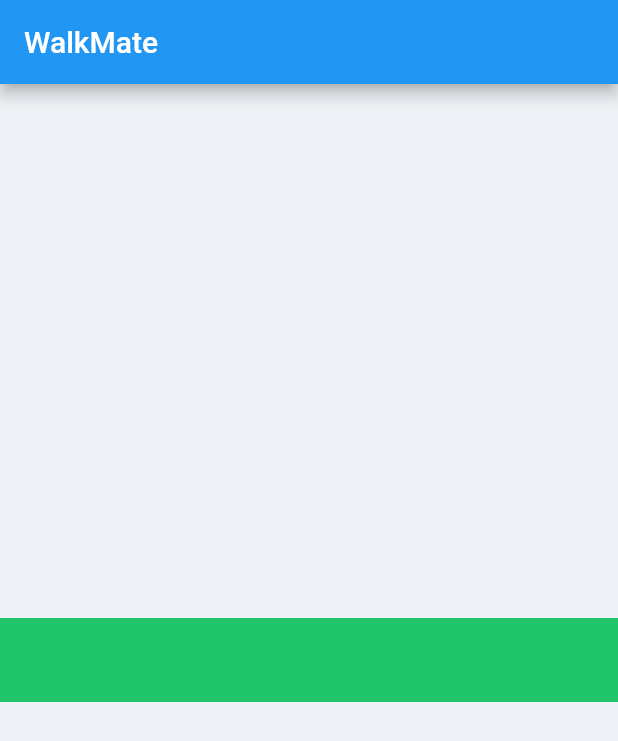
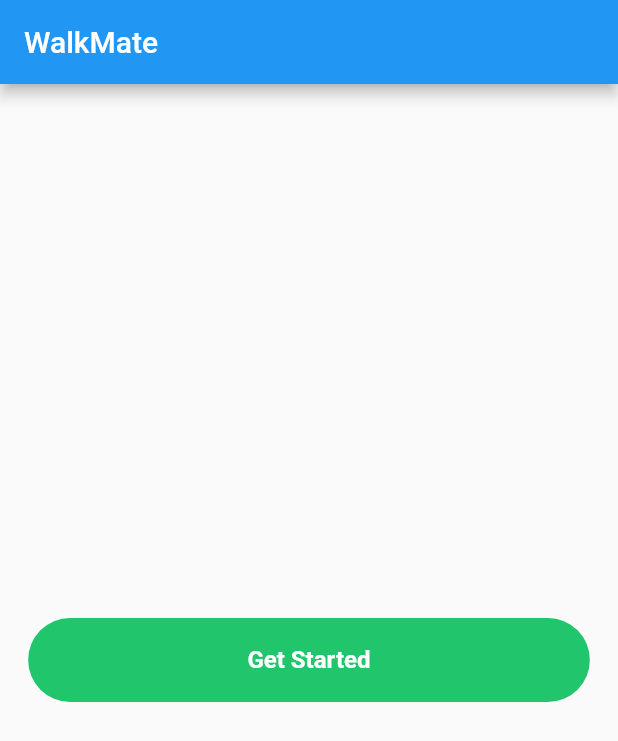
Before and after one commit to Rahat7288/Fitness-Tracker-, a Flutter app: the screen it shows after launch, on a phone screen of 412 x 824 dp. Shown: the top 741 px of the screen. Run offline on Flutter 3.47's test engine with Material 2 defaults, Android fonts, the phone set to English and light mode, and no system bars; Roboto replaces fonts that are missing (Manrope).

Commit message:
custom button 1 done

```diff
--- /dev/null
+++ b/lib/pages/home_page/home_layouts/home_mobile.dart
@@ -0,0 +1,17 @@
+import 'package:flutter/material.dart';
+
+import '../../../widgets/custom_button1.dart';
+
+class HomeMobile extends StatelessWidget {
+  const HomeMobile({super.key});
+
+  @override
+  Widget build(BuildContext context) {
+    return Scaffold(
+      appBar: AppBar(
+        title: Text('WalkMate'),
+      ),
+      body: Center(child: CustomButton1(context, 'Get Started')),
+    );
+  }
+}
--- /dev/null
+++ b/lib/pages/home_page/home_layouts/home_tab.dart
@@ -0,0 +1,16 @@
+import 'package:elo_task/widgets/custom_button1.dart';
+import 'package:flutter/material.dart';
+
+class HomeTabe extends StatelessWidget {
+  const HomeTabe({super.key});
+
+  @override
+  Widget build(BuildContext context) {
+    return Scaffold(
+      appBar: AppBar(
+        title: Text('WalkMate'),
+      ),
+      body: Center(child: CustomButton1(context, 'Get Started')),
+    );
+  }
+}
--- a/lib/pages/home_page/home_page.dart
+++ b/lib/pages/home_page/home_page.dart
@@ -1,4 +1,7 @@
 import 'package:elo_task/constants/custom_colors.dart';
+import 'package:elo_task/constants/resposive.dart';
+import 'package:elo_task/pages/home_page/home_layouts/home_mobile.dart';
+import 'package:elo_task/pages/home_page/home_layouts/home_tab.dart';
 import 'package:elo_task/widgets/custom_button1.dart';
 import 'package:flutter/material.dart';
 
@@ -8,11 +11,10 @@ class HomePage extends StatelessWidget {
   @override
   Widget build(BuildContext context) {
     return Scaffold(
-      backgroundColor: CustomColors.stateGray,
-      appBar: AppBar(
-        title: Text('WalkMate'),
-      ),
-      body: Center(child: CustomButton1(context, 'Get Started')),
-    );
+        backgroundColor: CustomColors.stateGray,
+        body: ResponsiveLayout(
+          mobileBody: HomeMobile(),
+          tabletBody: HomeTabe(),
+        ));
   }
 }
--- a/lib/widgets/custom_button1.dart
+++ b/lib/widgets/custom_button1.dart
@@ -2,10 +2,25 @@ import 'package:elo_task/constants/custom_colors.dart';
 import 'package:flutter/material.dart';
 
 Widget CustomButton1(BuildContext context, String buttonName) {
-  return Container(
-    height: 56.0,
-    decoration: BoxDecoration(
-      color: CustomColors.greenAppbar,
+  return ClipRRect(
+    borderRadius: BorderRadius.circular(48.0),
+    child: Container(
+      height: 56.0,
+      width: MediaQuery.of(context).size.width / 1.1,
+      decoration: const BoxDecoration(
+        color: CustomColors.greenAppbar,
+      ),
+      child: Center(
+        child: Text(
+          buttonName,
+          style: const TextStyle(
+            color: Colors.white,
+            fontSize: 16,
+            fontWeight: FontWeight.w600,
+            fontFamily: 'Manrope',
+          ),
+        ),
+      ),
     ),
   );
 }
```
